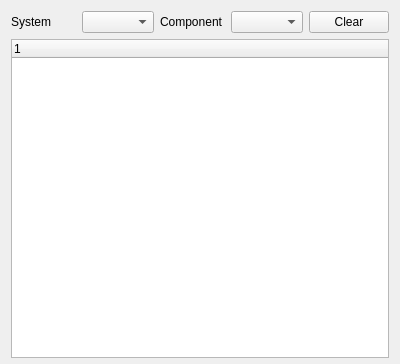
First picture: the form in src/ui/QGCMAVLinkInspector.ui, repository mpaperno/qgroundcontrol_aq, before the edit.
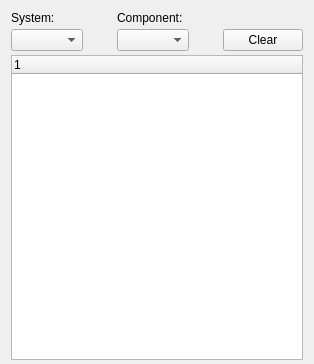
Second picture: the form after the edit.

Commit message: Reduce min. width of mavlink inspector and comm. console widgets.

Patch:
```diff
--- a/src/ui/QGCMAVLinkInspector.ui
+++ b/src/ui/QGCMAVLinkInspector.ui
@@ -6,7 +6,7 @@
    <rect>
     <x>0</x>
     <y>0</y>
-    <width>400</width>
+    <width>314</width>
     <height>364</height>
    </rect>
   </property>
@@ -17,34 +17,39 @@
    <property name="bottomMargin">
     <number>0</number>
    </property>
+   <property name="horizontalSpacing">
+    <number>6</number>
+   </property>
+   <property name="verticalSpacing">
+    <number>4</number>
+   </property>
+   <item row="3" column="0" colspan="5">
+    <widget class="QStackedWidget" name="sensorSettings">
+     <property name="sizePolicy">
+      <sizepolicy hsizetype="Expanding" vsizetype="Fixed">
+       <horstretch>0</horstretch>
+       <verstretch>0</verstretch>
+      </sizepolicy>
+     </property>
+     <property name="currentIndex">
+      <number>-1</number>
+     </property>
+    </widget>
+   </item>
    <item row="0" column="0">
     <widget class="QLabel" name="label">
-     <property name="text">
-      <string>System</string>
+     <property name="sizePolicy">
+      <sizepolicy hsizetype="Fixed" vsizetype="Fixed">
+       <horstretch>0</horstretch>
+       <verstretch>0</verstretch>
+      </sizepolicy>
      </property>
-    </widget>
-   </item>
-   <item row="0" column="1">
-    <widget class="QComboBox" name="systemComboBox"/>
-   </item>
-   <item row="0" column="2">
-    <widget class="QLabel" name="label_2">
      <property name="text">
-      <string>Component</string>
+      <string>System:</string>
      </property>
     </widget>
    </item>
-   <item row="0" column="3">
-    <widget class="QComboBox" name="componentComboBox"/>
-   </item>
-   <item row="0" column="4">
-    <widget class="QPushButton" name="clearButton">
-     <property name="text">
-      <string>Clear</string>
-     </property>
-    </widget>
-   </item>
-   <item row="1" column="0" colspan="5">
+   <item row="2" column="0" colspan="5">
     <widget class="QTreeWidget" name="treeWidget">
      <column>
       <property name="text">
@@ -53,16 +58,49 @@
      </column>
     </widget>
    </item>
-   <item row="2" column="0" colspan="5">
-    <widget class="QStackedWidget" name="sensorSettings">
+   <item row="0" column="2">
+    <widget class="QLabel" name="label_2">
      <property name="sizePolicy">
-      <sizepolicy hsizetype="Expanding" vsizetype="Fixed">
+      <sizepolicy hsizetype="Fixed" vsizetype="Fixed">
        <horstretch>0</horstretch>
        <verstretch>0</verstretch>
       </sizepolicy>
      </property>
-     <property name="currentIndex">
-      <number>-1</number>
+     <property name="text">
+      <string>Component:</string>
+     </property>
+    </widget>
+   </item>
+   <item row="1" column="0" alignment="Qt::AlignTop">
+    <widget class="QComboBox" name="systemComboBox">
+     <property name="sizePolicy">
+      <sizepolicy hsizetype="Preferred" vsizetype="Fixed">
+       <horstretch>0</horstretch>
+       <verstretch>0</verstretch>
+      </sizepolicy>
+     </property>
+    </widget>
+   </item>
+   <item row="1" column="2" alignment="Qt::AlignTop">
+    <widget class="QComboBox" name="componentComboBox">
+     <property name="sizePolicy">
+      <sizepolicy hsizetype="Preferred" vsizetype="Fixed">
+       <horstretch>0</horstretch>
+       <verstretch>0</verstretch>
+      </sizepolicy>
+     </property>
+    </widget>
+   </item>
+   <item row="1" column="4" alignment="Qt::AlignTop">
+    <widget class="QPushButton" name="clearButton">
+     <property name="sizePolicy">
+      <sizepolicy hsizetype="Fixed" vsizetype="Fixed">
+       <horstretch>0</horstretch>
+       <verstretch>0</verstretch>
+      </sizepolicy>
+     </property>
+     <property name="text">
+      <string>Clear</string>
      </property>
     </widget>
    </item>
```
The commit also changes 1 other file.
